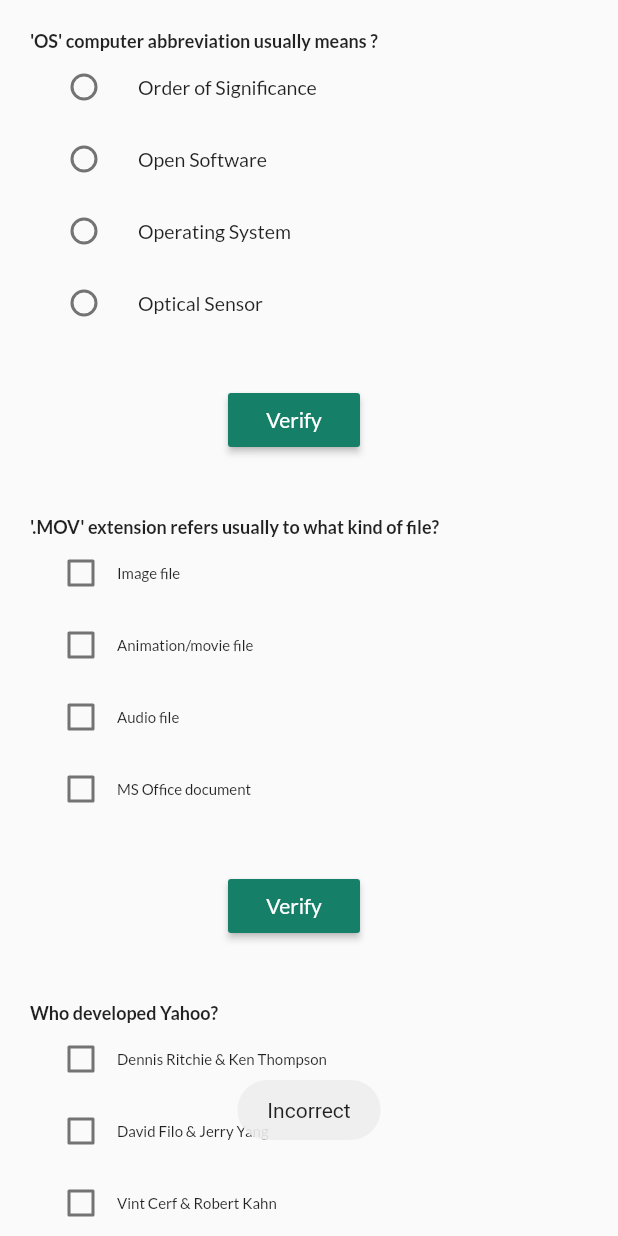
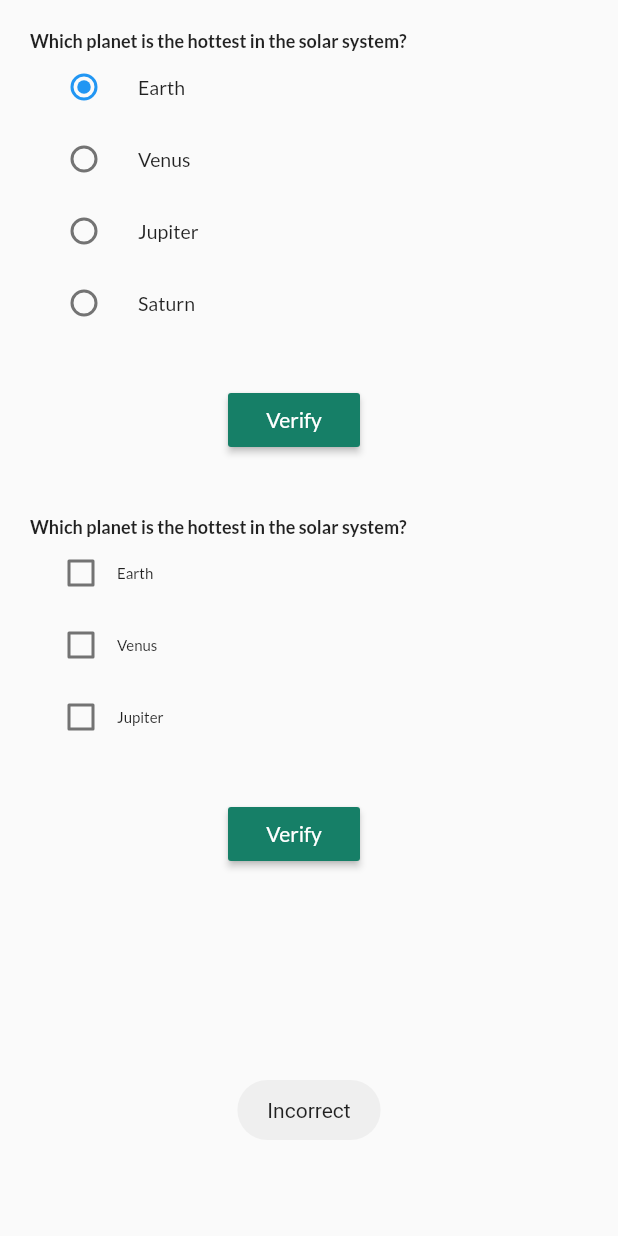
Before and after one commit to Geek-a-Byte/CervivorBD, a Flutter app: the ScreeningPage screen opened directly, after a tap on "Verify", on a phone screen of 412 x 824 dp. Run offline on Flutter 3.47's test engine with Material 2 defaults, Android fonts, the phone set to English and light mode, and no system bars; our stand-ins replace flutter_rating_bar, fluttertoast, font_awesome_flutter, google_fonts.

Commit message:
questions ui

```diff
--- a/cervivorbd/lib/CancerScreening/Screening.dart
+++ b/cervivorbd/lib/CancerScreening/Screening.dart
@@ -15,9 +15,9 @@
         body: ListView.builder(
             physics: const ClampingScrollPhysics(),
             shrinkWrap: true,
-            itemCount: questions.length,
+            itemCount: questions2.length,
             itemBuilder: (context, index) {
-              return QuestionWidget(questions[index]);
+              return QuestionWidget(questions2[index]);
             }));
   }
 }
--- a/cervivorbd/lib/models/question.dart
+++ b/cervivorbd/lib/models/question.dart
@@ -8,6 +8,30 @@
   String ans;
   Question(this.question, this.optionA, this.optionB, this.optionC,
       this.optionD, this.ans, this.type);
+}
+
+class Question2 {
+  final String question;
+  final List<Option> options;
+  final int type;
+
+  Question2({
+    required this.question,
+    required this.options,
+    required this.type,
+  });
+}
+
+class Option {
+  final String code;
+  final String text;
+  final bool isCorrect;
+
+  const Option({
+    required this.text,
+    required this.code,
+    required this.isCorrect,
+  });
 }
 
 final List<Question> questions = [
@@ -47,34 +71,24 @@
       1)
 ];
 
-const List<Map<String, Object>> questions2 = [
-  {
-    "questionText": "Who is the best cricketer in the world?",
-    'answers': [
-      {'text': 'Sachin Tendukar', 'score': 0},
-      {'text': 'Virat Kohli', 'score': 0},
-      {'text': 'Sandeep Lamichhane', 'score': 10},
+final questions2 = [
+  Question2(
+    question: 'Which planet is the hottest in the solar system?',
+    options: [
+      const Option(code: 'A', text: 'Earth', isCorrect: false),
+      const Option(code: 'B', text: 'Venus', isCorrect: true),
+      const Option(code: 'C', text: 'Jupiter', isCorrect: false),
+      const Option(code: 'D', text: 'Saturn', isCorrect: false),
     ],
-    'type': 1,
-  },
-  {
-    "questionText": "What is the Full form of RAM?",
-    'answers': [
-      {'optionA': 'Random Access Memory', 'score': 10},
-      {'text': 'Ram Ate Memory', 'score': 0},
-      {'text': 'Read Any Memory', 'score': 0},
-
+    type: 1,
+  ),
+    Question2(
+    question: 'Which planet is the hottest in the solar system?',
+    options: [
+      const Option(code: 'A', text: 'Earth', isCorrect: false),
+      const Option(code: 'B', text: 'Venus', isCorrect: true),
+      const Option(code: 'C', text: 'Jupiter', isCorrect: false),
     ],
-    'type': 1,
-  },
-  {
-    "questionText": "What's capital city of USA?",
-    'answers': [
-      {'text': 'London', 'score': 0},
-      {'text': 'New York', 'score': 0},
-      {'text': 'Tokyo', 'score': 0},
-      {'text': 'Washington, D.C.', 'score': 10},
-    ],
-    'type': 1,
-  }
+    type: 2,
+  ),
 ];
--- a/cervivorbd/lib/widgets/question_widget.dart
+++ b/cervivorbd/lib/widgets/question_widget.dart
@@ -3,11 +3,11 @@
 import 'package:flutter/material.dart';
 import 'package:fluttertoast/fluttertoast.dart';
 
-enum AppEnum { optionA, optionB, optionC, optionD, NON }
+var clicked = [0, 1, 2, 3, 4];
 
 // ignore: must_be_immutable
 class QuestionWidget extends StatefulWidget {
-  Question question;
+  Question2 question;
   QuestionWidget(
     this.question, {
     Key? key,
@@ -19,15 +19,8 @@
 }
 
 class _QuestionWidgetState extends State<QuestionWidget> {
-  Question item;
+  Question2 item;
   _QuestionWidgetState(this.item);
-
-  AppEnum _character = AppEnum.NON;
-
-  bool _isSelectedA = false;
-  bool _isSelectedB = false;
-  bool _isSelectedC = false;
-  bool _isSelectedD = false;
 
   int radio = 1;
   int check = 2;
@@ -45,34 +38,56 @@
         ]));
   }
 
+  int char = 0;
+  Widget buildOption(BuildContext context, Option option, int index) {
+    return RadioListTile<int>(
+      dense: true,
+      title: Text(option.text),
+      value: clicked[index],
+      groupValue: char,
+      onChanged: (value) {
+        setState(() {
+          char = value!;
+        });
+      },
+    );
+  }
+
+  final _isSelected = [false, false, false, false, false];
+  Widget buildMultiOption(BuildContext context, Option option, int index) {
+    return CheckBoxWidget(
+      label: option.text,
+      value: _isSelected[index],
+      onChanged: (bool newValue) {
+        setState(() {
+          _isSelected[index] = newValue;
+        });
+      },
+    );
+  }
+
   onVerifyClick() {
     var msg = "";
-
+    print(char);
     if (item.type == radio) {
-      if (_character == AppEnum.optionA && item.optionA == item.ans ||
-          _character == AppEnum.optionB && item.optionB == item.ans ||
-          _character == AppEnum.optionC && item.optionC == item.ans ||
-          _character == AppEnum.optionD && item.optionD == item.ans) {
+      if (item.options[char].isCorrect == true) {
         msg = "Correct";
       } else {
         msg = "Incorrect";
       }
       } else {
-      if (_isSelectedA && item.optionA == item.ans ||
-          _isSelectedB && item.optionB == item.ans ||
-          _isSelectedC && item.optionC == item.ans ||
-          _isSelectedD && item.optionD == item.ans) {
+        if (_isSelected[char]) {
           msg = "Correct";
         } else {
           msg = "Incorrect";
         }
       }
 
-    print(msg);
+      // print(msg);
       Fluttertoast.showToast(msg: msg);
     }
 
-  Widget getRadioWidget(Question item) {
+  Widget getRadioWidget(Question2 item) {
     return Column(
         mainAxisAlignment: MainAxisAlignment.center,
         children: <Widget>[
@@ -89,57 +104,23 @@
           ),
           Column(
             children: [
-
-              RadioListTile<AppEnum>(
-                dense: true,
-                title: Text(item.optionA),
-                value: AppEnum.optionA,
-                groupValue: _character,
-                onChanged: (AppEnum? value) {
-                  setState(() {
-                    _character = value!;
-                  });
-                },
-              ),
-              RadioListTile<AppEnum>(
-                dense: true,
-                title: Text(item.optionB),
-                value: AppEnum.optionB,
-                groupValue: _character,
-                onChanged: (AppEnum? value) {
-                  setState(() {
-                    _character = value!;
-                  });
-                },
-              ),
-              RadioListTile<AppEnum>(
-                dense: true,
-                title: Text(item.optionC),
-                value: AppEnum.optionC,
-                groupValue: _character,
-                onChanged: (AppEnum? value) {
-                  setState(() {
-                    _character = value!;
-                  });
-                },
-              ),
-              RadioListTile<AppEnum>(
-                dense: true,
-                title: Text(item.optionD),
-                value: AppEnum.optionD,
-                groupValue: _character,
-                onChanged: (AppEnum? value) {
-                  setState(() {
-                    _character = value!;
-                  });
-                },
-              ),
+              ListView.builder(
+                  physics: const ClampingScrollPhysics(),
+                  shrinkWrap: true,
+                  itemCount: item.options.length,
+                  itemBuilder: (context, index) {
+                    return Column(
+                      children: [
+                        buildOption(context, item.options[index], index),
+                      ],
+                    );
+                  }),
             ],
           ),
         ]);
   }
 
-  Widget getCheckBoxWidget(Question item) {
+  Widget getCheckBoxWidget(Question2 item) {
     return Column(
         mainAxisAlignment: MainAxisAlignment.center,
         children: <Widget>[
@@ -154,41 +135,17 @@
               ),
             ),
           ),
-          CheckBoxWidget(
-            label: item.optionA,
-            value: _isSelectedA,
-            onChanged: (bool newValue) {
-              setState(() {
-                _isSelectedA = newValue;
-              });
-            },
-          ),
-          CheckBoxWidget(
-            label: item.optionB,
-            value: _isSelectedB,
-            onChanged: (bool newValue) {
-              setState(() {
-                _isSelectedB = newValue;
-              });
-            },
-          ),
-          CheckBoxWidget(
-            label: item.optionC,
-            value: _isSelectedC,
-            onChanged: (bool newValue) {
-              setState(() {
-                _isSelectedC = newValue;
-              });
-            },
-          ),
-          CheckBoxWidget(
-            label: item.optionD,
-            value: _isSelectedD,
-            onChanged: (bool newValue) {
-              setState(() {
-                _isSelectedD = newValue;
-              });
-            },
+          Column(
+            children: [
+              ListView.builder(
+                  physics: const ClampingScrollPhysics(),
+                  shrinkWrap: true,
+                  itemCount: item.options.length,
+                  itemBuilder: (context, index) {
+                    return buildMultiOption(
+                        context, item.options[index], index);
+                  }),
+            ],
           ),
         ]);
   }
@@ -208,20 +165,7 @@
         const SizedBox(
           width: 20.0,
         ),
-        // RaisedButton(
-        //   color: const Color(0xFF167F67),
-        //   child: const Text(
-        //     "Next",
-        //     style: TextStyle(color: Colors.white),
-        //   ),
-        //   onPressed: () => onNextClick(),
-        // ),
       ],
     );
   }
-
-  // onNextClick() {
-  //   buttonCarouselController.nextPage(
-  //       duration: const Duration(milliseconds: 300), curve: Curves.linear);
-  // }
 }
```
Lines whose indentation alone changed are shown as unchanged.
